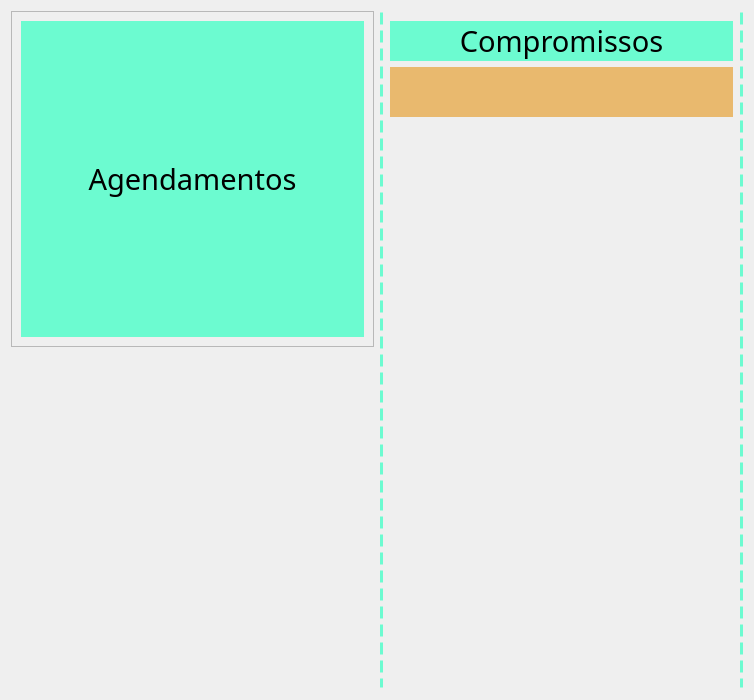
First picture: the form in Telas/UI/dashAgenda1.ui, repository Nautilidae-project/Nautilus, before the edit.
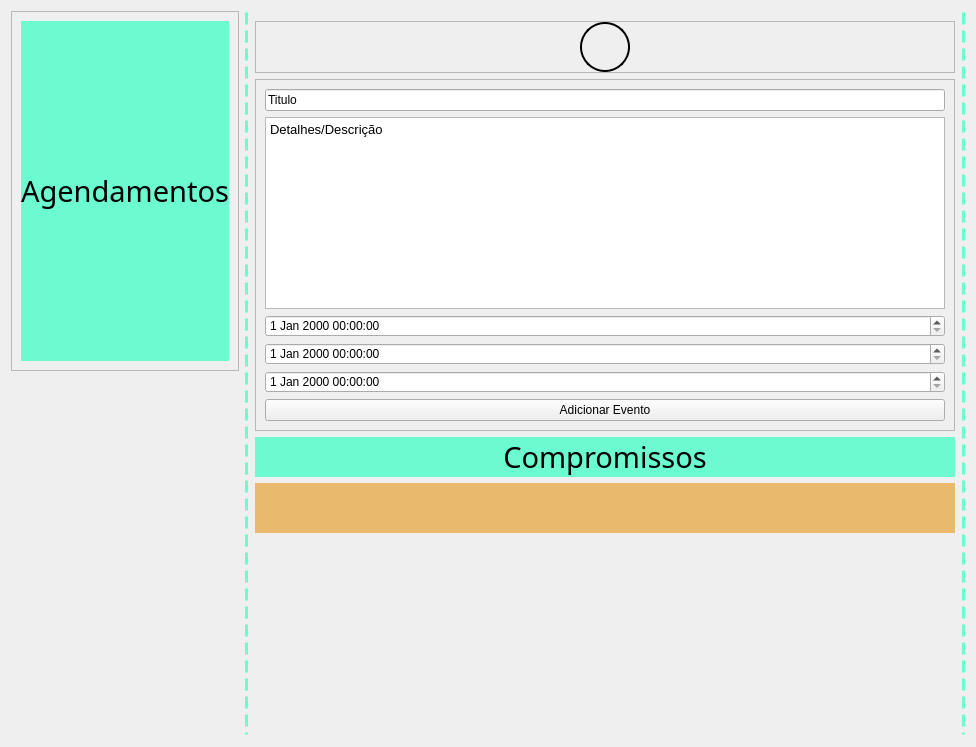
Second picture: the form after the edit.

Commit message: 1-Implementação de criação de eventos  -2- Eventos no calendário

Diff of the .ui file:
```diff
--- a/Telas/UI/dashAgenda1.ui
+++ b/Telas/UI/dashAgenda1.ui
@@ -6,14 +6,72 @@
    <rect>
     <x>0</x>
     <y>0</y>
-    <width>754</width>
-    <height>700</height>
+    <width>976</width>
+    <height>747</height>
    </rect>
   </property>
   <property name="windowTitle">
    <string>Form</string>
   </property>
+  <property name="styleSheet">
+   <string notr="true">QPushButton:hover {
+	background-color: rgb(114, 159, 207);
+}
+
+#pbCriarEvento {
+	border:2px solid;
+	border-radius: 25px;
+	
+}</string>
+  </property>
   <layout class="QGridLayout" name="gridLayout">
+   <item row="0" column="2">
+    <widget class="QFrame" name="frAgenda">
+     <property name="maximumSize">
+      <size>
+       <width>1000</width>
+       <height>16777215</height>
+      </size>
+     </property>
+     <property name="frameShape">
+      <enum>QFrame::StyledPanel</enum>
+     </property>
+     <property name="frameShadow">
+      <enum>QFrame::Raised</enum>
+     </property>
+     <layout class="QGridLayout" name="gridLayout_3">
+      <item row="1" column="0">
+       <layout class="QVBoxLayout" name="vlAgenda">
+        <item>
+         <widget class="QLabel" name="label_2">
+          <property name="minimumSize">
+           <size>
+            <width>0</width>
+            <height>100</height>
+           </size>
+          </property>
+          <property name="font">
+           <font>
+            <family>Fira Sans ExtraLight</family>
+            <pointsize>22</pointsize>
+           </font>
+          </property>
+          <property name="styleSheet">
+           <string notr="true">background-color: rgb(108, 251, 208);</string>
+          </property>
+          <property name="text">
+           <string>Agendamentos</string>
+          </property>
+          <property name="alignment">
+           <set>Qt::AlignCenter</set>
+          </property>
+         </widget>
+        </item>
+       </layout>
+      </item>
+     </layout>
+    </widget>
+   </item>
    <item row="0" column="3" rowspan="2">
     <widget class="QFrame" name="frCompromisso">
      <property name="minimumSize">
@@ -36,7 +94,7 @@
       <enum>QFrame::Raised</enum>
      </property>
      <layout class="QGridLayout" name="gridLayout_2">
-      <item row="1" column="1">
+      <item row="4" column="1">
        <widget class="QLabel" name="lbData">
         <property name="minimumSize">
          <size>
@@ -56,25 +114,70 @@
        </widget>
       </item>
       <item row="0" column="1">
-       <widget class="QLabel" name="label">
-        <property name="font">
-         <font>
-          <family>Fira Sans ExtraLight</family>
-          <pointsize>22</pointsize>
-         </font>
+       <widget class="QFrame" name="frame">
+        <property name="minimumSize">
+         <size>
+          <width>100</width>
+          <height>0</height>
+         </size>
         </property>
-        <property name="styleSheet">
-         <string notr="true">background-color: rgb(108, 251, 208);</string>
+        <property name="maximumSize">
+         <size>
+          <width>16777215</width>
+          <height>60</height>
+         </size>
+        </property>
+        <property name="frameShape">
+         <enum>QFrame::StyledPanel</enum>
+        </property>
+        <property name="frameShadow">
+         <enum>QFrame::Raised</enum>
+        </property>
+        <layout class="QHBoxLayout" name="horizontalLayout">
+         <property name="spacing">
+          <number>0</number>
+         </property>
+         <property name="leftMargin">
+          <number>0</number>
+         </property>
+         <property name="topMargin">
+          <number>0</number>
+         </property>
+         <property name="rightMargin">
+          <number>0</number>
+         </property>
+         <property name="bottomMargin">
+          <number>0</number>
+         </property>
+         <item>
+          <widget class="QPushButton" name="pbCriarEvento">
+           <property name="sizePolicy">
+            <sizepolicy hsizetype="Minimum" vsizetype="Fixed">
+             <horstretch>0</horstretch>
+             <verstretch>0</verstretch>
+            </sizepolicy>
+           </property>
+           <property name="minimumSize">
+            <size>
+             <width>50</width>
+             <height>50</height>
+            </size>
+           </property>
+           <property name="maximumSize">
+            <size>
+             <width>50</width>
+             <height>50</height>
+            </size>
         </property>
         <property name="text">
-         <string>Compromissos</string>
-        </property>
-        <property name="alignment">
-         <set>Qt::AlignCenter</set>
-        </property>
-       </widget>
-      </item>
-      <item row="2" column="1">
+            <string/>
+           </property>
+          </widget>
+         </item>
+        </layout>
+       </widget>
+      </item>
+      <item row="5" column="1">
        <spacer name="verticalSpacer">
         <property name="orientation">
          <enum>Qt::Vertical</enum>
@@ -87,34 +190,8 @@
         </property>
        </spacer>
       </item>
-     </layout>
-    </widget>
-   </item>
-   <item row="0" column="2">
-    <widget class="QFrame" name="frAgenda">
-     <property name="maximumSize">
-      <size>
-       <width>1000</width>
-       <height>16777215</height>
-      </size>
-     </property>
-     <property name="frameShape">
-      <enum>QFrame::StyledPanel</enum>
-     </property>
-     <property name="frameShadow">
-      <enum>QFrame::Raised</enum>
-     </property>
-     <layout class="QGridLayout" name="gridLayout_3">
-      <item row="1" column="0">
-       <layout class="QVBoxLayout" name="vlAgenda">
-        <item>
-         <widget class="QLabel" name="label_2">
-          <property name="minimumSize">
-           <size>
-            <width>0</width>
-            <height>100</height>
-           </size>
-          </property>
+      <item row="3" column="1">
+       <widget class="QLabel" name="label">
           <property name="font">
            <font>
             <family>Fira Sans ExtraLight</family>
@@ -125,14 +202,64 @@
            <string notr="true">background-color: rgb(108, 251, 208);</string>
           </property>
           <property name="text">
-           <string>Agendamentos</string>
+         <string>Compromissos</string>
           </property>
           <property name="alignment">
            <set>Qt::AlignCenter</set>
           </property>
          </widget>
         </item>
-       </layout>
+      <item row="1" column="1">
+       <widget class="QFrame" name="frInserirEvento">
+        <property name="minimumSize">
+         <size>
+          <width>0</width>
+          <height>0</height>
+         </size>
+        </property>
+        <property name="frameShape">
+         <enum>QFrame::StyledPanel</enum>
+        </property>
+        <property name="frameShadow">
+         <enum>QFrame::Raised</enum>
+        </property>
+        <layout class="QGridLayout" name="gridLayout_4">
+         <item row="1" column="0">
+          <widget class="QLineEdit" name="leTituloEvento">
+           <property name="text">
+            <string>Titulo</string>
+           </property>
+          </widget>
+         </item>
+         <item row="4" column="0">
+          <widget class="QDateTimeEdit" name="teHoraInicioEvento"/>
+         </item>
+         <item row="2" column="0">
+          <widget class="QTextEdit" name="teDetalhesEvento">
+           <property name="html">
+            <string>&lt;!DOCTYPE HTML PUBLIC &quot;-//W3C//DTD HTML 4.0//EN&quot; &quot;http://www.w3.org/TR/REC-html40/strict.dtd&quot;&gt;
+&lt;html&gt;&lt;head&gt;&lt;meta name=&quot;qrichtext&quot; content=&quot;1&quot; /&gt;&lt;style type=&quot;text/css&quot;&gt;
+p, li { white-space: pre-wrap; }
+&lt;/style&gt;&lt;/head&gt;&lt;body style=&quot; font-family:'Fira Sans Semi-Light'; font-size:10pt; font-weight:400; font-style:normal;&quot;&gt;
+&lt;p style=&quot; margin-top:0px; margin-bottom:0px; margin-left:0px; margin-right:0px; -qt-block-indent:0; text-indent:0px;&quot;&gt;Detalhes/Descrição&lt;/p&gt;&lt;/body&gt;&lt;/html&gt;</string>
+           </property>
+          </widget>
+         </item>
+         <item row="5" column="0">
+          <widget class="QDateTimeEdit" name="teHoraFimEvento"/>
+         </item>
+         <item row="6" column="0">
+          <widget class="QPushButton" name="pbAddEvento">
+           <property name="text">
+            <string>Adicionar Evento</string>
+           </property>
+          </widget>
+         </item>
+         <item row="3" column="0">
+          <widget class="QDateTimeEdit" name="deDataEvento"/>
+         </item>
+        </layout>
+       </widget>
       </item>
      </layout>
     </widget>
```
Lines whose indentation alone changed are shown as unchanged. The commit also changes 7 other files.
